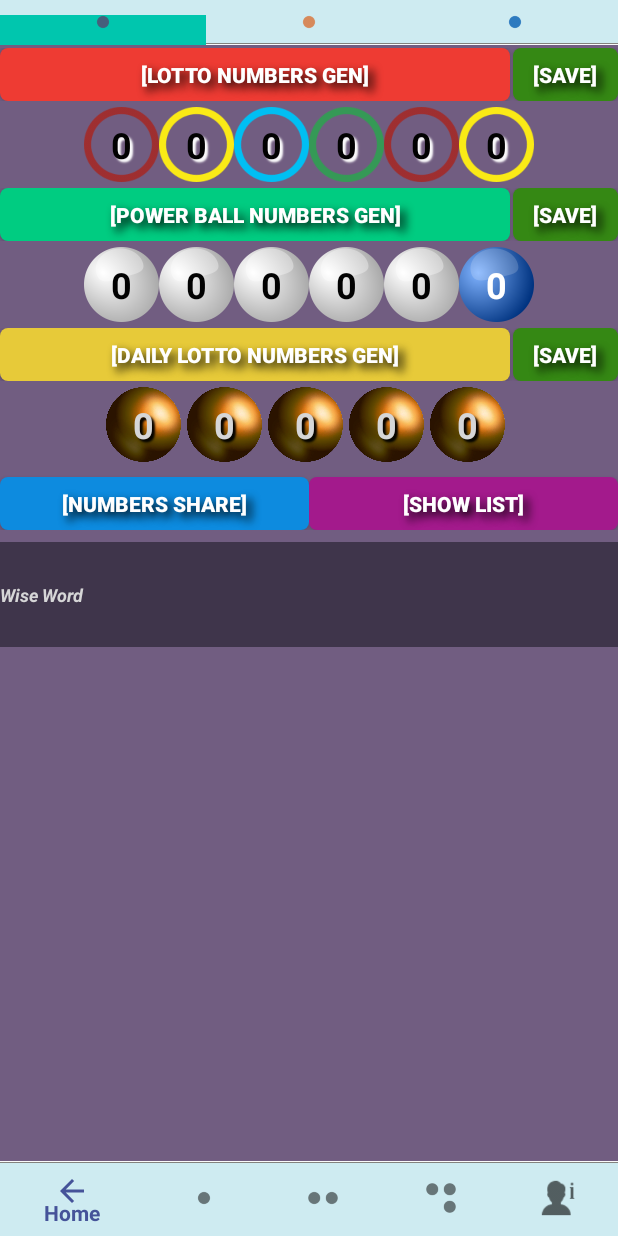
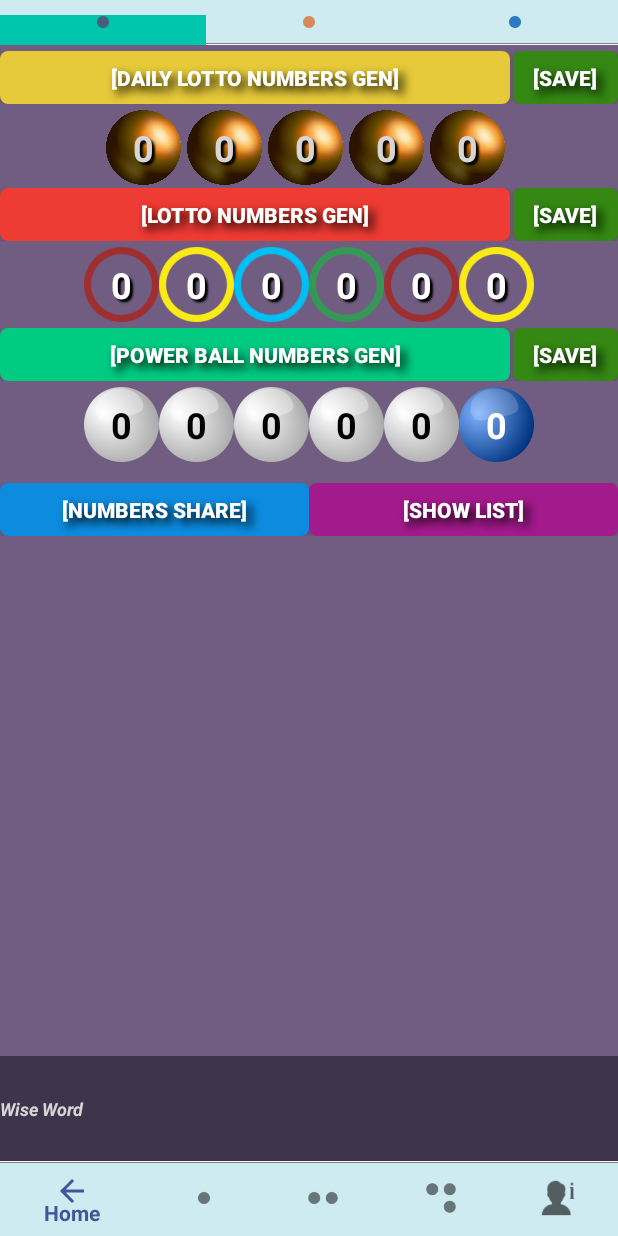
Before and after one commit to jonglae/SALotto_1.4.08_stable, an Android app: the screen it shows after launch (MainActivity), on a phone screen of 412 x 824 dp. Run offline under Robolectric (Android 15) with nearby library versions, the phone set to English and light mode, and no system bars; our stand-ins replace AdMob; libraries missing offline, so code that uses them is left out: gun0912.ted.tedadmobdialog, hotchemi.android.rate; pictures from the network do not load; 2 statements that could not run were skipped.

Commit message:
Revert "1. 저장 리스트 추가"

```diff
--- a/app/src/main/java/gotopark/com/SAlotto/Tab1Fragment.java
+++ b/app/src/main/java/gotopark/com/SAlotto/Tab1Fragment.java
@@ -1,8 +1,11 @@
 package gotopark.com.SAlotto;
 
 import android.annotation.SuppressLint;
+import android.content.Context;
 import android.content.Intent;
 import android.graphics.Color;
+import android.media.AudioManager;
+import android.media.SoundPool;
 import android.os.Build;
 import android.os.Bundle;
 import android.os.CountDownTimer;
@@ -70,6 +73,9 @@ public class Tab1Fragment extends Fragment {
 
     int count, primeWord;
 
+    int tak;
+    SoundPool soundpool;
+
 
     @SuppressLint("CutPasteId")
     @Nullable
@@ -81,6 +87,8 @@ public class Tab1Fragment extends Fragment {
         rand = new Random();
         primeWord = rand.nextInt(13) + 4;
 
+        soundpool = new SoundPool(1, AudioManager.STREAM_MUSIC, 0);
+        tak = soundpool.load(getActivity() , R.raw.click1, 1);
 
         wisetext1 = view.findViewById(R.id.wisetext);
 
@@ -137,11 +145,16 @@ public class Tab1Fragment extends Fragment {
                 int[] Times_Ran = {250, 350, 650, 850, 950, 1150};
                 int xnum = rand.nextInt(5);
                 int millisec = Times_Ran[xnum];
-                // 반복 회수 끝
+
+                // 사운드 재생
+                soundpool.play(tak, 10, 10, 1, 0, 0);
 
                 CountDownTimer start = new CountDownTimer(millisec, 50) {
                     public void onTick(long millisUntilFinished) {
+
+
                         Gen1Number();
+
                     }
 
                     public void onFinish() {
@@ -166,10 +179,13 @@ public class Tab1Fragment extends Fragment {
                 int[] Times_Ran = {250, 350, 650, 850, 950, 1150};
                 int xnum = rand.nextInt(5);
                 int millisec = Times_Ran[xnum];
-                // 반복 회수 끝
+
+                // 사운드 재생
+                soundpool.play(tak, 10, 10, 1, 0, 0);
 
                 CountDownTimer start = new CountDownTimer(millisec, 50) {
                     public void onTick(long millisUntilFinished) {
+
                         Gen2Number();
                     }
 
@@ -196,7 +212,10 @@ public class Tab1Fragment extends Fragment {
                 int[] Times_Ran = {250, 350, 650, 850, 950, 1150};
                 int xnum = rand.nextInt(5);
                 int millisec = Times_Ran[xnum];
-                // 반복 회수 끝
+
+                // 사운드 재생
+                soundpool.play(tak, 10, 10, 1, 0, 0);
+
 
                 CountDownTimer start = new CountDownTimer(millisec, 50) {
                     public void onTick(long millisUntilFinished) {
@@ -464,5 +483,4 @@ public class Tab1Fragment extends Fragment {
 
     }
 
-
 }
--- a/app/src/main/java/gotopark/com/SAlotto/Tab2Fragment.java
+++ b/app/src/main/java/gotopark/com/SAlotto/Tab2Fragment.java
@@ -3,6 +3,8 @@ package gotopark.com.SAlotto;
 import android.annotation.SuppressLint;
 import android.content.Intent;
 import android.graphics.Color;
+import android.media.AudioManager;
+import android.media.SoundPool;
 import android.os.Build;
 import android.os.Bundle;
 import android.os.CountDownTimer;
@@ -59,6 +61,9 @@ public class Tab2Fragment extends Fragment {
     DatabaseHelper db;
     int ClickCount1 = 1;
 
+    int tak;
+    SoundPool soundpool;
+
     @Nullable
     @Override
     public View onCreateView(@NonNull LayoutInflater inflater, @Nullable ViewGroup container, @Nullable Bundle savedInstanceState) {
@@ -67,6 +72,9 @@ public class Tab2Fragment extends Fragment {
         count = 0;
         rand = new Random();
         primeWord = rand.nextInt(13) + 4;
+
+        soundpool = new SoundPool(1, AudioManager.STREAM_MUSIC, 0);
+        tak = soundpool.load(getActivity() , R.raw.click1, 1);
 
         db = new DatabaseHelper(getActivity());
 
@@ -172,6 +180,7 @@ public class Tab2Fragment extends Fragment {
                 int xnum = rand.nextInt(5);
                 int millisec = Times_Ran[xnum];
                 // 반복 회수 끝
+                soundpool.play(tak, 1, 1, 0, 0, 1);
 
                 CountDownTimer start = new CountDownTimer(millisec, 50) {
                     public void onTick(long millisUntilFinished) {
--- a/app/src/main/java/gotopark/com/SAlotto/Tab3Fragment.java
+++ b/app/src/main/java/gotopark/com/SAlotto/Tab3Fragment.java
@@ -3,6 +3,8 @@ package gotopark.com.SAlotto;
 import android.annotation.SuppressLint;
 import android.content.Intent;
 import android.graphics.Color;
+import android.media.AudioManager;
+import android.media.SoundPool;
 import android.os.Build;
 import android.os.Bundle;
 import android.os.CountDownTimer;
@@ -57,6 +59,9 @@ public class Tab3Fragment extends Fragment {
     String ctextRlist1;
     int ClickCount1 = 1;
 
+    int tak;
+    SoundPool soundpool;
+
     DatabaseHelper db;
 
     @Nullable
@@ -67,6 +72,9 @@ public class Tab3Fragment extends Fragment {
         count = 0;
         rand = new Random();
         primeWord = rand.nextInt(13) + 4;
+
+        soundpool = new SoundPool(1, AudioManager.STREAM_MUSIC, 0);
+        tak = soundpool.load(getActivity() , R.raw.click1, 1);
 
         db = new DatabaseHelper(getActivity());
 
@@ -125,6 +133,8 @@ public class Tab3Fragment extends Fragment {
                 int xnum = rand.nextInt(5);
                 int millisec = Times_Ran[xnum];
                 // 반복 회수 끝
+                soundpool.play(tak, 1, 1, 0, 0, 1);
+
 
                 CountDownTimer start = new CountDownTimer(millisec, 50) {
                     public void onTick(long millisUntilFinished) {
--- a/app/src/main/res/layout/activity_main.xml
+++ b/app/src/main/res/layout/activity_main.xml
@@ -12,6 +12,15 @@
         android:layout_width="match_parent"
         android:layout_height="match_parent">
 
+        <com.google.android.gms.ads.AdView
+            android:id="@+id/adView"
+            android:layout_width="match_parent"
+            android:layout_height="wrap_content"
+            android:layout_below="@+id/tabs"
+            android:visibility="visible"
+            ads:adUnitId="@string/banner_ad_unit_id1"
+            app:adSize="SMART_BANNER" />
+
         <android.support.design.widget.TabLayout
             android:id="@+id/tabs"
             android:layout_width="match_parent"
@@ -24,22 +33,13 @@
             android:id="@+id/container"
             android:layout_width="match_parent"
             android:layout_height="match_parent"
-            android:layout_above="@+id/adView"
-            android:layout_below="@+id/tabs"
-            android:layout_alignParentStart="true"
-            android:layout_alignParentLeft="true"
+            android:layout_below="@+id/adView"
+            android:layout_above="@id/bottomBar"
             app:layout_behavior="@string/appbar_scrolling_view_behavior"
             tools:ignore="NotSibling">
         </android.support.v4.view.ViewPager>
 
-        <com.google.android.gms.ads.AdView
-            android:id="@+id/adView"
-            android:layout_width="match_parent"
-            android:layout_height="wrap_content"
-            android:layout_above="@+id/bottomBar"
-            android:visibility="visible"
-            ads:adUnitId="@string/banner_ad_unit_id1"
-            app:adSize="SMART_BANNER" />
+
 
 
         <RelativeLayout
--- a/app/src/main/res/layout/fragment1_layout.xml
+++ b/app/src/main/res/layout/fragment1_layout.xml
@@ -15,6 +15,12 @@
         android:orientation="vertical">
 
         <include
+            layout="@layout/daily_lotto_gen"
+            android:layout_width="match_parent"
+            android:layout_height="wrap_content"
+            android:layout_marginTop="4dp" />
+
+        <include
             layout="@layout/lotto_gen"
             android:layout_width="match_parent"
             android:layout_height="wrap_content"
@@ -26,11 +32,6 @@
             android:layout_width="match_parent"
             android:layout_height="wrap_content"
             android:layout_marginBottom="4dp" />
-
-        <include
-            layout="@layout/daily_lotto_gen"
-            android:layout_width="match_parent"
-            android:layout_height="wrap_content" />
 
         <LinearLayout
             android:layout_width="match_parent"
@@ -75,10 +76,13 @@
                 tools:ignore="RtlHardcoded" />
         </LinearLayout>
 
+    </LinearLayout>
+
     <TextView
         android:id="@+id/wisetext"
         android:layout_width="match_parent"
         android:layout_height="70dp"
+        android:layout_alignParentBottom="true"
         android:background="#3F354B"
         android:gravity="center_vertical"
         android:text="Wise Word"
@@ -86,6 +90,5 @@
         android:textSize="12sp"
         android:textStyle="bold|italic"
         tools:ignore="DuplicateIds,HardcodedText" />
-    </LinearLayout>
 
 </RelativeLayout>
--- a/app/src/main/res/layout/lotto_gen.xml
+++ b/app/src/main/res/layout/lotto_gen.xml
@@ -2,7 +2,7 @@
 <LinearLayout xmlns:android="http://schemas.android.com/apk/res/android"
     xmlns:app="http://schemas.android.com/apk/res-auto"
     android:layout_width="match_parent"
-    android:layout_height="match_parent"
+    android:layout_height="wrap_content"
     android:orientation="vertical">
 
     <LinearLayout
@@ -112,13 +112,13 @@
                 android:layout_height="50dp"
                 android:layout_weight="1"
                 android:gravity="center"
-                android:text="0"
-                android:shadowColor="@android:color/white"
+                android:shadowColor="@android:color/black"
                 android:shadowDx="3"
                 android:shadowDy="3"
                 android:shadowRadius="1"
+                android:text="0"
                 android:textAlignment="center"
-                android:textColor="@color/text_black"
+                android:textColor="@android:color/white"
                 android:textSize="24sp"
                 android:textStyle="bold" />
 
@@ -128,13 +128,13 @@
                 android:layout_height="50dp"
                 android:layout_weight="1"
                 android:gravity="center"
-                android:text="0"
-                android:shadowColor="@android:color/white"
+                android:shadowColor="@android:color/black"
                 android:shadowDx="3"
                 android:shadowDy="3"
                 android:shadowRadius="1"
+                android:text="0"
                 android:textAlignment="center"
-                android:textColor="@color/text_black"
+                android:textColor="@android:color/white"
                 android:textSize="24sp"
                 android:textStyle="bold" />
 
@@ -144,13 +144,13 @@
                 android:layout_height="50dp"
                 android:layout_weight="1"
                 android:gravity="center"
-                android:text="0"
-                android:shadowColor="@android:color/white"
+                android:shadowColor="@android:color/black"
                 android:shadowDx="3"
                 android:shadowDy="3"
                 android:shadowRadius="1"
+                android:text="0"
                 android:textAlignment="center"
-                android:textColor="@color/text_black"
+                android:textColor="@android:color/white"
                 android:textSize="24sp"
                 android:textStyle="bold" />
 
@@ -160,13 +160,13 @@
                 android:layout_height="50dp"
                 android:layout_weight="1"
                 android:gravity="center"
-                android:text="0"
-                android:shadowColor="@android:color/white"
+                android:shadowColor="@android:color/black"
                 android:shadowDx="3"
                 android:shadowDy="3"
                 android:shadowRadius="1"
+                android:text="0"
                 android:textAlignment="center"
-                android:textColor="@color/text_black"
+                android:textColor="@android:color/white"
                 android:textSize="24sp"
                 android:textStyle="bold" />
 
@@ -176,13 +176,13 @@
                 android:layout_height="50dp"
                 android:layout_weight="1"
                 android:gravity="center"
-                android:text="0"
-                android:shadowColor="@android:color/white"
+                android:shadowColor="@android:color/black"
                 android:shadowDx="3"
                 android:shadowDy="3"
                 android:shadowRadius="1"
+                android:text="0"
                 android:textAlignment="center"
-                android:textColor="@color/text_black"
+                android:textColor="@android:color/white"
                 android:textSize="24sp"
                 android:textStyle="bold" />
 
@@ -192,13 +192,13 @@
                 android:layout_height="50dp"
                 android:layout_weight="1"
                 android:gravity="center"
-                android:text="0"
-                android:shadowColor="@android:color/white"
+                android:shadowColor="@android:color/black"
                 android:shadowDx="3"
                 android:shadowDy="3"
                 android:shadowRadius="1"
+                android:text="0"
                 android:textAlignment="center"
-                android:textColor="@color/text_black"
+                android:textColor="@android:color/white"
                 android:textSize="24sp"
                 android:textStyle="bold" />
 
```
Also changed, not shown: app/src/main/java/gotopark/com/SAlotto/BackProcessHandler.java (+10 -1 lines), app/src/main/res/layout/fragment2_layout.xml (+46 -45 lines), app/src/main/res/layout/fragment3_layout.xml (+46 -46 lines), 1 other file. Lines whose indentation alone changed are shown as unchanged.
